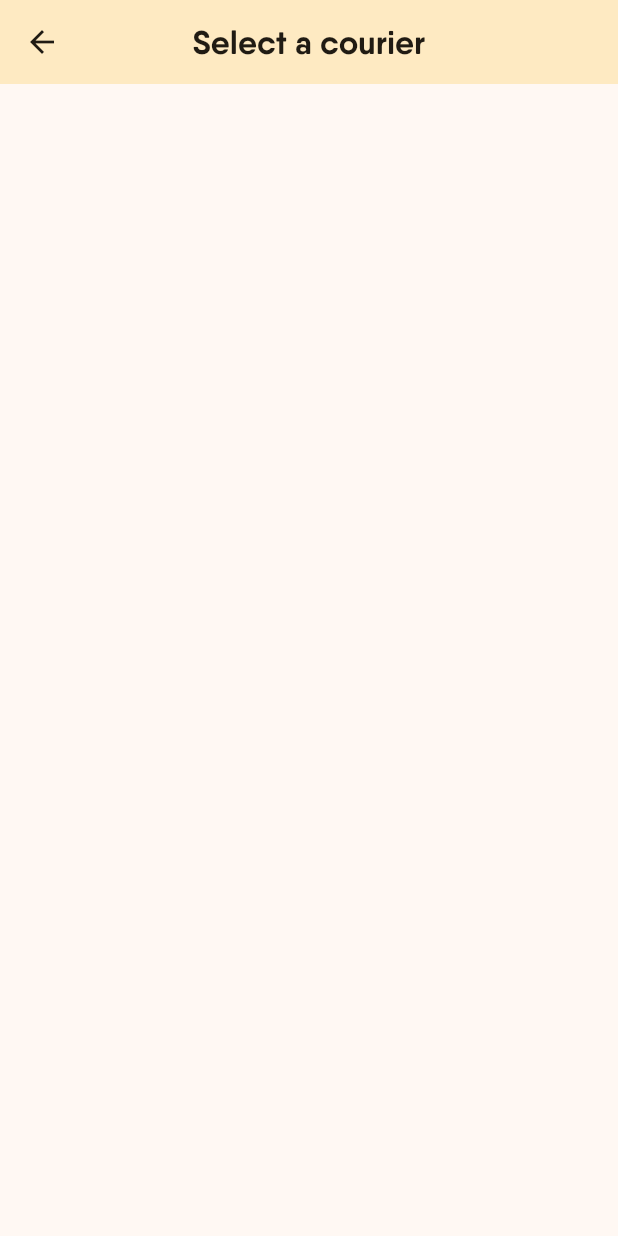
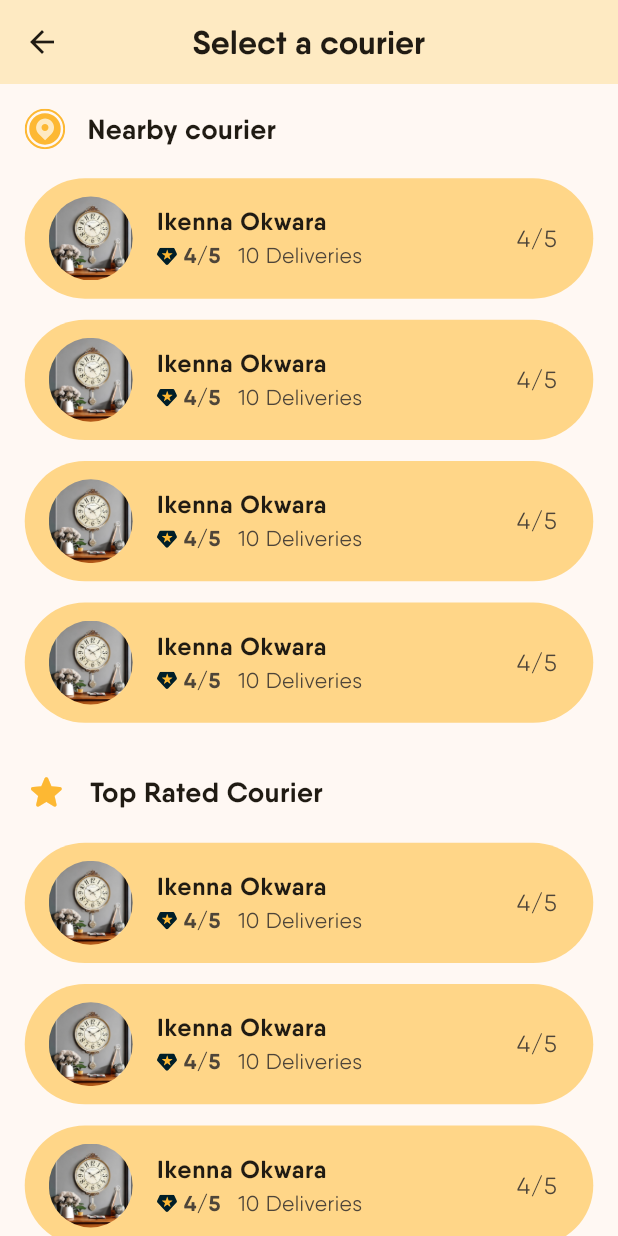
Before and after one commit to Dreezyagu/delivery_app, a Flutter app: the SelectCourier screen opened directly, on a phone screen of 412 x 824 dp. Run offline on Flutter 3.47's test engine with Material 2 defaults, Android fonts, the phone set to English and light mode, and no system bars; our stand-ins replace flutter_riverpod, flutter_svg.

Commit message:
select courier screen added

```diff
--- a/lib/features/request_courier/screens/select_courier.dart
+++ b/lib/features/request_courier/screens/select_courier.dart
@@ -1,18 +1,78 @@
 import 'package:flutter/material.dart';
+import 'package:flutter_riverpod/flutter_riverpod.dart';
+import 'package:flutter_svg/flutter_svg.dart';
+import 'package:ojembaa_mobile/features/request_courier/widgets/select_courier_widget.dart';
+import 'package:ojembaa_mobile/utils/components/colors.dart';
+import 'package:ojembaa_mobile/utils/components/extensions.dart';
+import 'package:ojembaa_mobile/utils/components/image_util.dart';
 import 'package:ojembaa_mobile/utils/widgets/custom_appbar.dart';
 
-class SelectCourier extends StatelessWidget {
+class SelectCourier extends ConsumerStatefulWidget {
   const SelectCourier({super.key});
 
   @override
+  ConsumerState<ConsumerStatefulWidget> createState() => _SelectCourierState();
+}
+
+class _SelectCourierState extends ConsumerState<SelectCourier> {
+  @override
   Widget build(BuildContext context) {
-    return const Scaffold(
-      appBar: CustomAppBar(
+    return Scaffold(
+      appBar: const CustomAppBar(
         title: Text(
           "Select a courier",
           style: TextStyle(fontWeight: FontWeight.w700),
         ),
       ),
+      body: SingleChildScrollView(
+        child: Padding(
+          padding: EdgeInsets.symmetric(
+              horizontal: context.width(.04), vertical: context.height(.02)),
+          child: Column(
+            children: [
+              Row(
+                children: [
+                  SvgPicture.asset(ImageUtil.nearby_courier),
+                  Text(
+                    "   Nearby courier",
+                    style: TextStyle(
+                        fontWeight: FontWeight.w700,
+                        fontSize: context.width(.045)),
+                  )
+                ],
+              ),
+              SizedBox(height: context.height(.015)),
+              Column(
+                children: [1, 2, 3, 4]
+                    .map((e) => const SelectCourierWidget())
+                    .toList(),
+              ),
+              SizedBox(height: context.height(.03)),
+              Row(
+                children: [
+                  Icon(
+                    Icons.star_rounded,
+                    size: context.width(.07),
+                    color: AppColors.primary,
+                  ),
+                  Text(
+                    "   Top Rated Courier",
+                    style: TextStyle(
+                        fontWeight: FontWeight.w700,
+                        fontSize: context.width(.045)),
+                  )
+                ],
+              ),
+              SizedBox(height: context.height(.015)),
+              Column(
+                children: [1, 2, 3, 4]
+                    .map((e) => const SelectCourierWidget())
+                    .toList(),
+              ),
+            ],
+          ),
+        ),
+      ),
     );
   }
 }
--- /dev/null
+++ b/lib/features/request_courier/widgets/select_courier_widget.dart
@@ -0,0 +1,59 @@
+import 'package:flutter/material.dart';
+import 'package:flutter_svg/flutter_svg.dart';
+import 'package:ojembaa_mobile/features/request_courier/screens/package_summary.dart';
+import 'package:ojembaa_mobile/utils/components/extensions.dart';
+import 'package:ojembaa_mobile/utils/components/image_util.dart';
+import 'package:ojembaa_mobile/utils/widgets/white_pill.dart';
+
+class SelectCourierWidget extends StatelessWidget {
+  const SelectCourierWidget({
+    super.key,
+  });
+
+  @override
+  Widget build(BuildContext context) {
+    return WhitePill(
+      padding: EdgeInsets.symmetric(vertical: context.width(.01)),
+      margin: EdgeInsets.symmetric(vertical: context.width(.017)),
+      color: const Color(0xffFFD688),
+      child: ListTile(
+        onTap: () {
+          Navigator.push(
+              context,
+              MaterialPageRoute(
+                builder: (context) => const PackageSummary(),
+              ));
+        },
+        leading: ClipRRect(
+          borderRadius: BorderRadius.circular(50),
+          child: Image.asset(ImageUtil.test_image),
+        ),
+        title: Text(
+          "Ikenna Okwara",
+          style: TextStyle(
+              fontWeight: FontWeight.w700, fontSize: context.width(.04)),
+        ),
+        subtitle: Row(
+          children: [
+            SvgPicture.asset(ImageUtil.delivery_star),
+            Text(
+              " 4/5",
+              style: TextStyle(
+                  fontWeight: FontWeight.w700, fontSize: context.width(.035)),
+            ),
+            Text(
+              "   10 Deliveries",
+              style: TextStyle(
+                  fontWeight: FontWeight.w400, fontSize: context.width(.035)),
+            ),
+          ],
+        ),
+        trailing: Text(
+          " 4/5",
+          style: TextStyle(
+              fontWeight: FontWeight.w400, fontSize: context.width(.038)),
+        ),
+      ),
+    );
+  }
+}
--- a/lib/utils/components/image_util.dart
+++ b/lib/utils/components/image_util.dart
@@ -31,4 +31,5 @@ class ImageUtil {
   static const icon_title = "assets/images/icon_title.svg";
   static const icon_title_accent = "assets/images/icon_title_accent.svg";
   static const man_with_box = "assets/images/man_with_box.png";
+  static const test_image = "assets/images/test_image.png";
 }
--- a/lib/utils/widgets/white_pill.dart
+++ b/lib/utils/widgets/white_pill.dart
@@ -6,6 +6,8 @@ class WhitePill extends StatelessWidget {
   final double? width, height, borderRadius;
   final Widget child;
   final EdgeInsets? padding;
+  final EdgeInsets? margin;
+
   final BoxBorder? boxBorder;
   final Color? color;
 
@@ -17,13 +19,15 @@ class WhitePill extends StatelessWidget {
       this.padding,
       this.borderRadius,
       this.boxBorder,
-      this.color});
+      this.color,
+      this.margin});
 
   @override
   Widget build(BuildContext context) {
     return Container(
       height: height,
       width: width,
+      margin: margin,
       padding: padding ?? EdgeInsets.symmetric(horizontal: context.width(.02)),
       decoration: BoxDecoration(
           borderRadius: BorderRadius.circular(borderRadius ?? 50),
```
Also changed, not shown: lib/features/request_courier/screens/package_summary.dart (added, +91 -0 lines), assets/icons/delivery_star.svg (added), assets/icons/nearby_courier.svg (added), assets/images/test_image.png (added).
